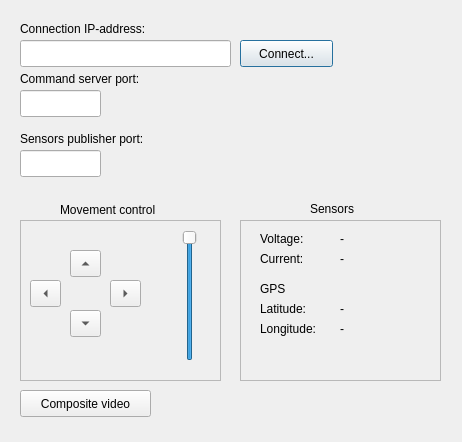
First picture: the form in cherokey-robot/RobotControl/ui/MainForm.ui, repository phoenix367/v2rpins_sdk, before the edit.
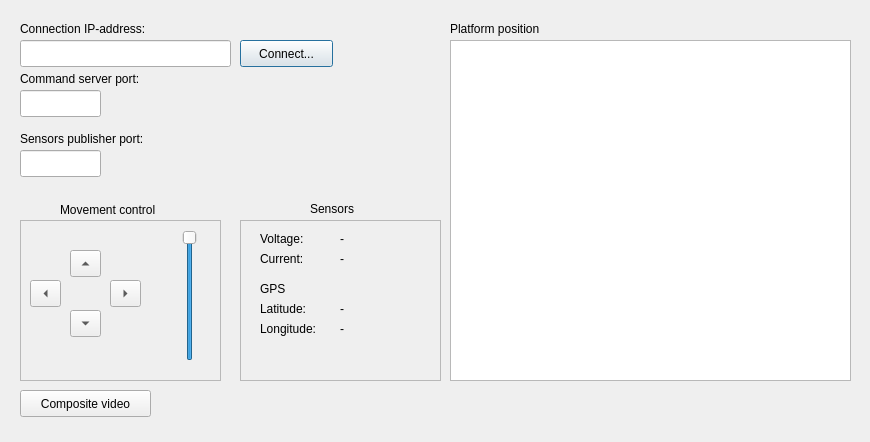
Second picture: the form after the edit.

Commit message: Added gyro support Added platform view from IMU sensors (not adjusted)

Patch:
```diff
--- a/cherokey-robot/RobotControl/ui/MainForm.ui
+++ b/cherokey-robot/RobotControl/ui/MainForm.ui
@@ -6,7 +6,7 @@
    <rect>
     <x>0</x>
     <y>0</y>
-    <width>462</width>
+    <width>870</width>
     <height>442</height>
    </rect>
   </property>
@@ -369,6 +369,29 @@
     </rect>
    </property>
   </widget>
+  <widget class="QGraphicsView" name="graphicsView">
+   <property name="geometry">
+    <rect>
+     <x>450</x>
+     <y>40</y>
+     <width>401</width>
+     <height>341</height>
+    </rect>
+   </property>
+  </widget>
+  <widget class="QLabel" name="label_11">
+   <property name="geometry">
+    <rect>
+     <x>450</x>
+     <y>20</y>
+     <width>121</width>
+     <height>17</height>
+    </rect>
+   </property>
+   <property name="text">
+    <string>Platform position</string>
+   </property>
+  </widget>
  </widget>
  <resources/>
  <connections/>
```
The commit also changes 14 other files.
